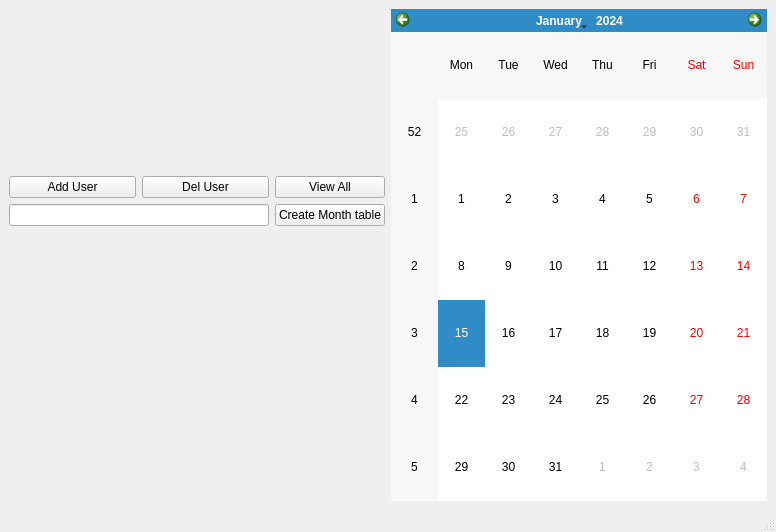
Above: journal_app.ui from Satkhar/journal_app before the change. Below: the same form after it.
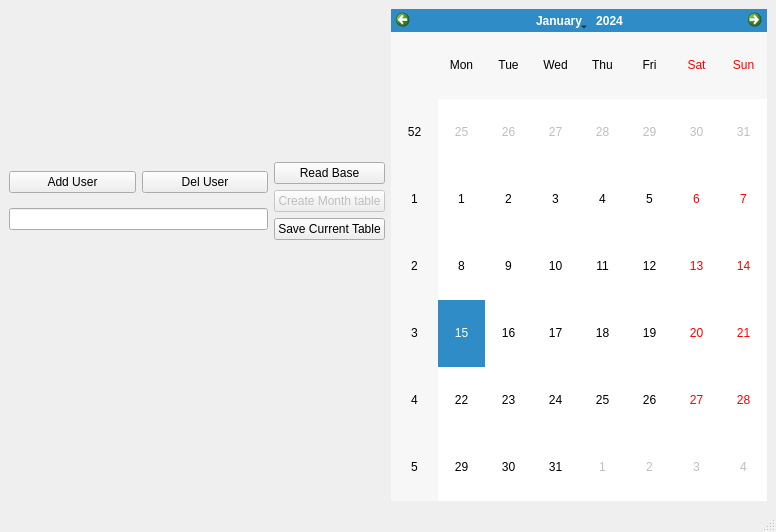
That is the form after the change.

Commit message: [wip] добавил форматирование кода; делаем проходку по нормализованной структуре

What changed in the file:
```diff
--- a/journal_app.ui
+++ b/journal_app.ui
@@ -51,17 +51,27 @@
             <item>
              <widget class="QPushButton" name="btnViewAll">
               <property name="text">
-               <string>View All</string>
+               <string>Read Base</string>
               </property>
              </widget>
             </item>
             <item>
              <widget class="QPushButton" name="btnCreateTable">
+              <property name="enabled">
+               <bool>false</bool>
+              </property>
               <property name="text">
                <string>Create Month table</string>
               </property>
              </widget>
             </item>
+            <item>
+             <widget class="QPushButton" name="btnSaveCurTable">
+              <property name="text">
+               <string>Save Current Table</string>
+              </property>
+             </widget>
+            </item>
            </layout>
           </item>
          </layout>
```
Left out of the diff: 4 changed lines with no effect on the pictures. The commit also changes 6 other files.
